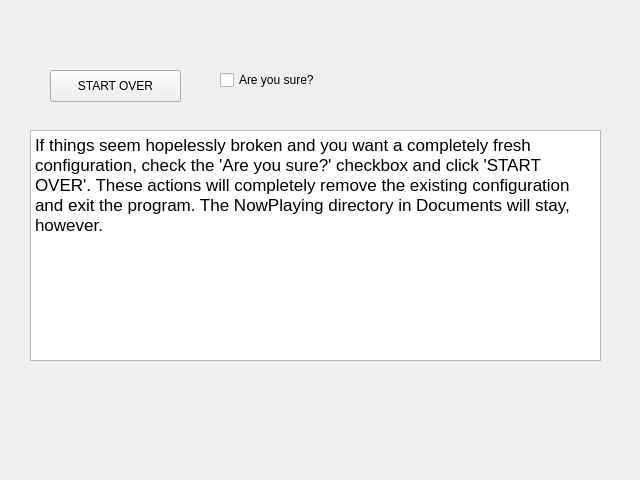
Above: nowplaying/resources/destroy_ui.ui from whatsnowplaying/whats-now-playing before the change. Below: the same form after it.
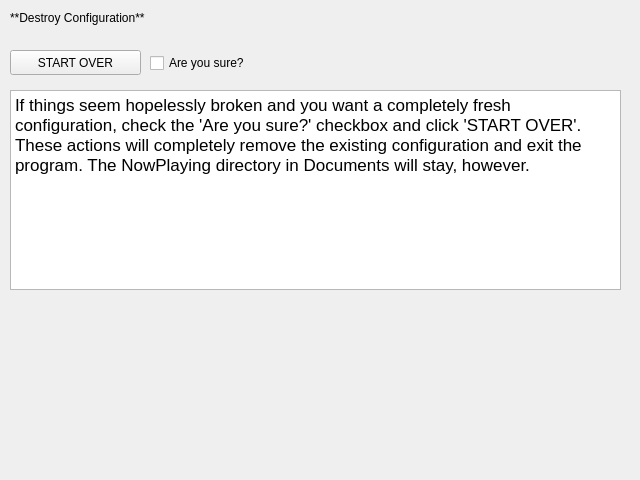
That is the form after the change. Icons and pictures are not drawn.

```diff
--- a/nowplaying/resources/destroy_ui.ui
+++ b/nowplaying/resources/destroy_ui.ui
@@ -17,13 +17,29 @@
    <iconset resource="settings.qrc">
     <normaloff>:/resources/icon.ico</normaloff>:/resources/icon.ico</iconset>
   </property>
+  <widget class="QLabel" name="header_label">
+   <property name="geometry">
+    <rect>
+     <x>10</x>
+     <y>10</y>
+     <width>251</width>
+     <height>16</height>
+    </rect>
+   </property>
+   <property name="text">
+    <string>**Destroy Configuration**</string>
+   </property>
+   <property name="textFormat">
+    <enum>Qt::MarkdownText</enum>
+   </property>
+  </widget>
   <widget class="QPushButton" name="startover_button">
    <property name="geometry">
     <rect>
-     <x>50</x>
-     <y>70</y>
+     <x>10</x>
+     <y>50</y>
      <width>131</width>
-     <height>32</height>
+     <height>25</height>
     </rect>
    </property>
    <property name="text">
@@ -33,8 +49,8 @@
   <widget class="QCheckBox" name="areyousure_checkbox">
    <property name="geometry">
     <rect>
-     <x>220</x>
-     <y>70</y>
+     <x>150</x>
+     <y>53</y>
      <width>251</width>
      <height>20</height>
     </rect>
@@ -46,10 +62,10 @@
   <widget class="QTextBrowser" name="description">
    <property name="geometry">
     <rect>
-     <x>30</x>
-     <y>130</y>
-     <width>571</width>
-     <height>231</height>
+     <x>10</x>
+     <y>90</y>
+     <width>611</width>
+     <height>200</height>
     </rect>
    </property>
    <property name="html">
```
